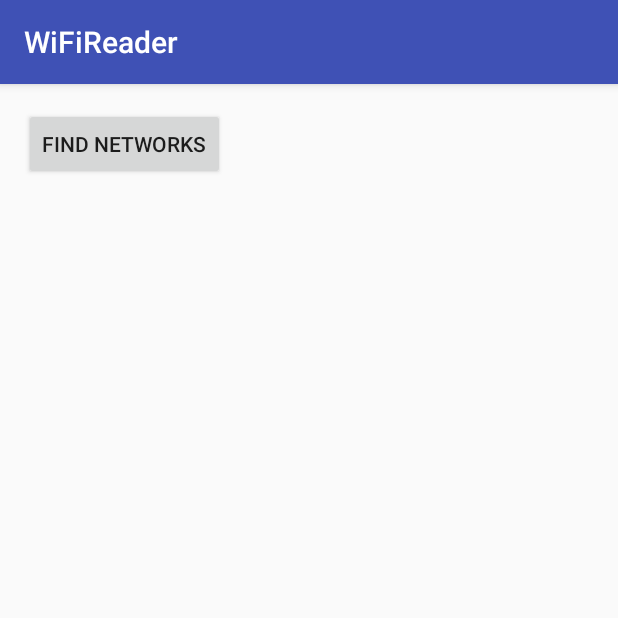
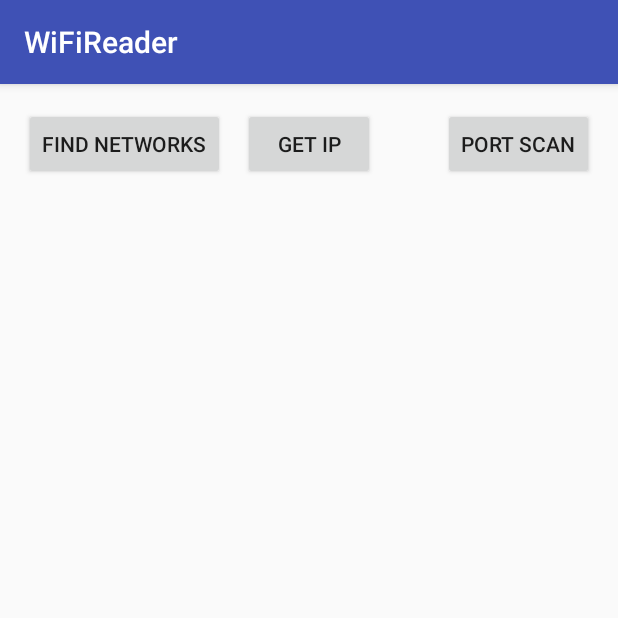
Before and after one commit to Frichetten/WiFiReader, an Android app: the screen it shows after launch (MainActivity), on a phone screen of 412 x 824 dp, the top half of it. Run offline under Robolectric (Android 15) with nearby library versions, the phone set to English and light mode, and no system bars.

Commit message:
Cleaned the find networks functionality, removing useless information. Will need to add refresh button in the same activity.

```diff
--- a/app/src/main/AndroidManifest.xml
+++ b/app/src/main/AndroidManifest.xml
@@ -6,6 +6,8 @@
     <uses-permission android:name="android.permission.ACCESS_WIFI_STATE" />
     <uses-permission android:name="android.permission.ACCESS_COARSE_LOCATION" />
     <uses-permission android:name="android.permission.CHANGE_WIFI_STATE" />
+    <uses-permission android:name="android.permission.INTERNET" />
+    <uses-permission android:name="android.permission.ACCESS_NETWORK_STATE" />
 
     <application
         android:allowBackup="true"
@@ -20,7 +22,8 @@
                 <category android:name="android.intent.category.LAUNCHER" />
             </intent-filter>
         </activity>
-        <activity android:name=".findNetworks"></activity>
+        <activity android:name=".findNetworks" />
+        <activity android:name=".portScan"></activity>
     </application>
 
 </manifest>
--- a/app/src/main/java/io/github/frichetten/wifireader/MainActivity.java
+++ b/app/src/main/java/io/github/frichetten/wifireader/MainActivity.java
@@ -14,9 +14,11 @@ import android.net.wifi.WifiManager;
 import android.os.Build;
 import android.support.v7.app.AppCompatActivity;
 import android.os.Bundle;
+import android.text.format.Formatter;
 import android.util.Log;
 import android.view.View;
 import android.widget.Button;
+import android.widget.Toast;
 
 import java.util.List;
 import java.util.jar.Manifest;
@@ -37,5 +39,25 @@ public class MainActivity extends AppCompatActivity {
                 startActivity(i);
             }
         });
+
+        final Button getIP = (Button) findViewById(R.id.getIPButton);
+        getIP.setOnClickListener(new View.OnClickListener(){
+            @Override
+            public void onClick(View view) {
+                WifiManager wm = (WifiManager) getSystemService(WIFI_SERVICE);
+                String name = wm.getConnectionInfo().toString();
+                String ip = Formatter.formatIpAddress(wm.getConnectionInfo().getIpAddress());
+                Toast.makeText(getApplicationContext(), name.substring(0,name.indexOf(",")) + " IP: " + ip, Toast.LENGTH_LONG).show();
+            }
+        });
+
+        final Button portScan = (Button) findViewById(R.id.portScanButton);
+        portScan.setOnClickListener(new View.OnClickListener(){
+            @Override
+            public void onClick(View view){
+                Intent i = new Intent(getApplicationContext(), portScan.class);
+                startActivity(i);
+            }
+        });
     }
 }
--- a/app/src/main/java/io/github/frichetten/wifireader/findNetworks.java
+++ b/app/src/main/java/io/github/frichetten/wifireader/findNetworks.java
@@ -45,7 +45,6 @@ public class findNetworks extends AppCompatActivity {
         for(int i=0;i<scanResults.size();i++){
             String temp = scanResults.get(i).toString();
             String hold = "";
-            Log.d("Result",temp);
             //Adding the SSID
             if (temp.substring(0,temp.indexOf(",")).length() <= 6)
                 hold = hold + "SSID: *HIDDEN*";
--- a/app/src/main/res/layout/activity_main.xml
+++ b/app/src/main/res/layout/activity_main.xml
@@ -17,4 +17,20 @@
         android:id="@+id/findNetworkButton"
         android:layout_alignParentTop="true"
         android:layout_alignParentStart="true" />
+
+    <Button
+        android:layout_width="wrap_content"
+        android:layout_height="wrap_content"
+        android:text="Get IP"
+        android:id="@+id/getIPButton"
+        android:layout_alignTop="@+id/findNetworkButton"
+        android:layout_centerHorizontal="true" />
+
+    <Button
+        android:layout_width="wrap_content"
+        android:layout_height="wrap_content"
+        android:text="Port Scan"
+        android:id="@+id/portScanButton"
+        android:layout_alignTop="@+id/getIPButton"
+        android:layout_alignParentEnd="true" />
 </RelativeLayout>
```
Also changed, not shown: app/src/main/java/io/github/frichetten/wifireader/portScan.java (added, +14 -0 lines), app/src/main/res/layout/activity_port_scan.xml (added, +12 -0 lines).
